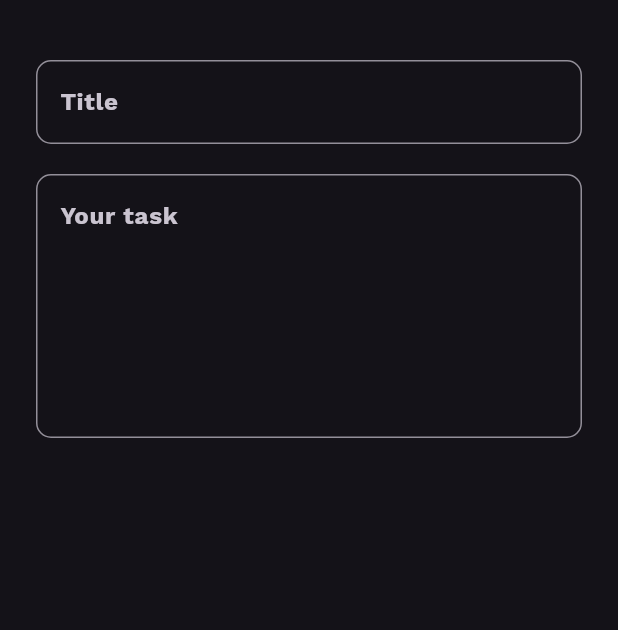
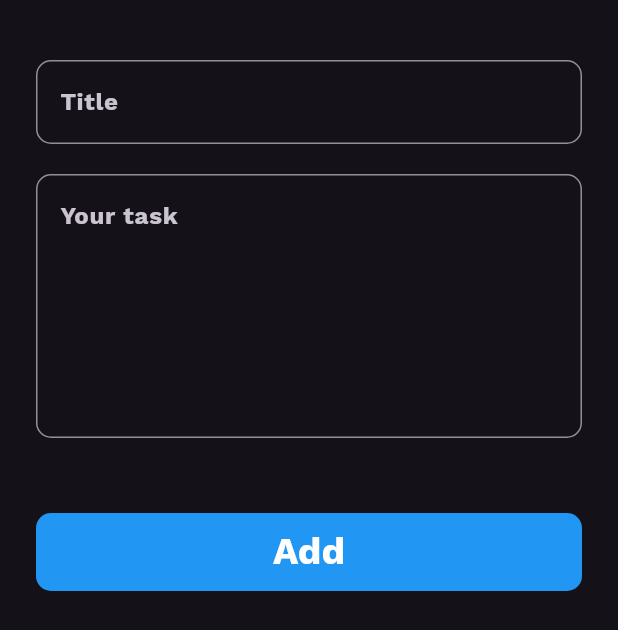
Before and after one commit to eslamabdo1122/Notes_App, a Flutter app: the ButtonCard widget shown alone on an empty page, opened directly, on a phone screen of 412 x 824 dp. Shown: the top 630 px of the screen. Run offline on Flutter 3.47's test engine with Material 3 defaults, Android fonts, the phone set to English and light mode, and no system bars; our stand-ins replace font_awesome_flutter.

Commit message:
button to make note

```diff
--- a/lib/widget/button_card.dart
+++ b/lib/widget/button_card.dart
@@ -8,6 +8,7 @@ class ButtonCard extends StatelessWidget {
   Widget build(BuildContext context) {
     return Padding(
       padding: const EdgeInsets.symmetric(horizontal: 24.0, vertical: 20),
+      child: SingleChildScrollView(
         child: Column(
           children: [
             SizedBox(
@@ -34,8 +35,28 @@ class ButtonCard extends StatelessWidget {
                 hintText: 'Your task',
               ),
             ),
-
+            SizedBox(
+              height: 50,
+            ),
+            Container(
+              width: MediaQuery.of(context).size.width,
+              decoration: BoxDecoration(
+                color: Colors.blue,
+                borderRadius: BorderRadius.circular(10),
+              ),
+              child: TextButton(
+                onPressed: () {},
+                child: Text(
+                  'Add',
+                  style: TextStyle(
+                    color: Colors.white,
+                    fontSize: 25,
+                  ),
+                ),
+              ),
+            ),
           ],
+        ),
       ),
     );
   }
```
Lines whose indentation alone changed are shown as unchanged.
